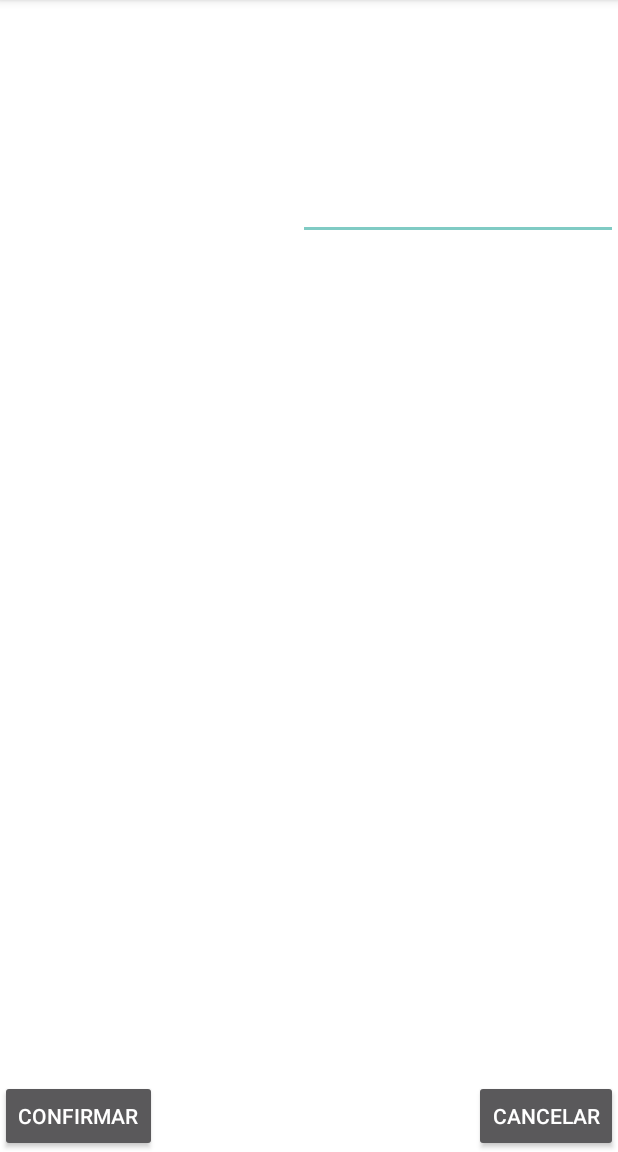
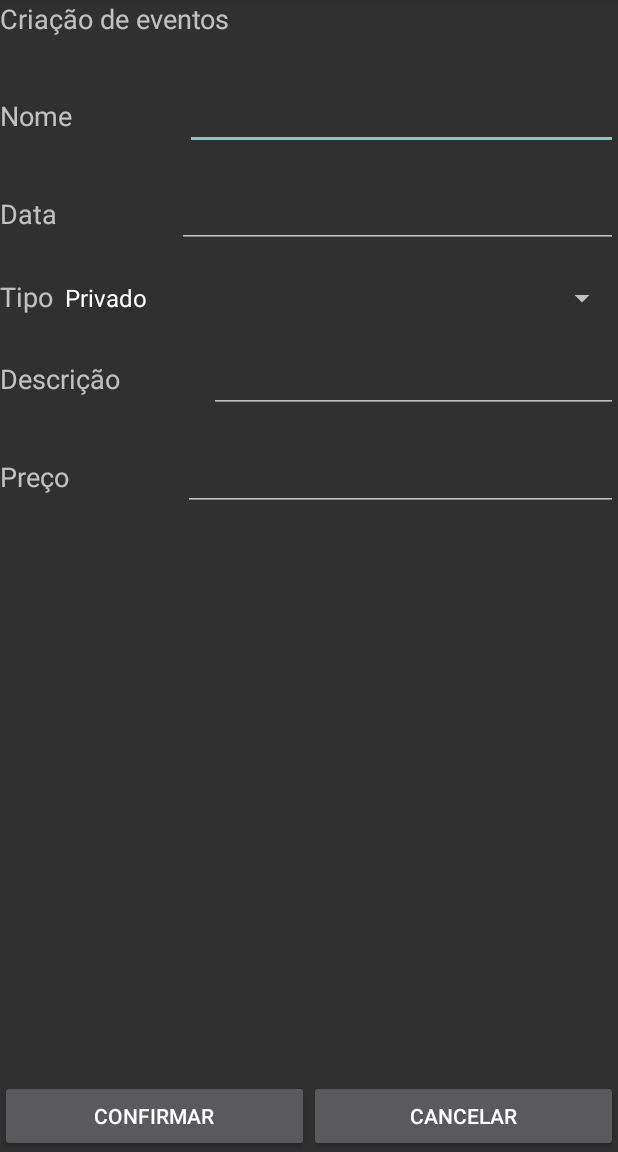
Before and after one commit to diogoflorencio/DiscoveryTrip, an Android app: the fragment EventoCadastroFragment shown on its own in the app's theme, on a phone screen of 412 x 824 dp, the part 84-1236 px from its top. Run offline under Robolectric (Android 15) with nearby library versions, the phone set to English and light mode, and no system bars.

Commit message:
Adicionando eventos

```diff
--- a/app/src/main/java/com/example/diogo/discoverytrip/Fragments/HomeFragment.java
+++ b/app/src/main/java/com/example/diogo/discoverytrip/Fragments/HomeFragment.java
@@ -43,7 +43,8 @@ public class HomeFragment extends Fragment {
         View rootView = inflater.inflate(R.layout.fragment_home, container, false);
         final ListView listView = (ListView) rootView.findViewById(R.id.fragment_home_list);
 
-        Call<SearchResponse> call = ApiClient.API_SERVICE.searchPontoTuristico(LocalizacaoFragment.latitude, LocalizacaoFragment.longitude,2000);
+        String token = AcessToken.recuperar(getContext().getSharedPreferences("acessToken", Context.MODE_PRIVATE));
+        Call<SearchResponse> call = ApiClient.API_SERVICE.searchPontoTuristico("bearer "+token,LocalizacaoFragment.latitude, LocalizacaoFragment.longitude,2000);
         call.enqueue(new Callback<SearchResponse>() {
             @Override
             public void onResponse(Call<SearchResponse> call, Response<SearchResponse> response) {
@@ -67,7 +68,7 @@ public class HomeFragment extends Fragment {
 
             @Override
             public void onFailure(Call<SearchResponse> call, Throwable t) {
-
+                Log.e("Pesquisa de ponto turisticos",t.toString());
             }
         });
 
--- a/app/src/main/java/com/example/diogo/discoverytrip/Model/PontoTuristico.java
+++ b/app/src/main/java/com/example/diogo/discoverytrip/Model/PontoTuristico.java
@@ -20,7 +20,7 @@ public class PontoTuristico {
     private String description;
 
     @SerializedName("localization")
-    private String location;
+    private Localizacao location;
 
     @SerializedName("photos")
     private List<String> photosID;
@@ -51,7 +51,7 @@ public class PontoTuristico {
      * Retorna a latitude do ponto turístico
      * @return latitude
      */
-    public String getLocation() {
+    public Localizacao getLocation() {
         return location;
     }
 
--- a/app/src/main/java/com/example/diogo/discoverytrip/REST/ApiInterface.java
+++ b/app/src/main/java/com/example/diogo/discoverytrip/REST/ApiInterface.java
@@ -106,6 +106,10 @@ public interface ApiInterface {
     @POST("api/attraction/events")
     Call<AddEventoResponse> cadastrarEvento(@Header("Authorization") String token, @PartMap Map<String, RequestBody> parametersMap, @Part MultipartBody.Part foto);
 
+    @Multipart
+    @POST("api/attraction/events")
+    Call<AddEventoResponse> cadastrarEvento(@Header("Authorization") String token, @PartMap Map<String, RequestBody> parametersMap);
+
     @GET("api/search/attraction")
-    Call<SearchResponse> searchPontoTuristico(@Query("latitude") double latitude, @Query("longitude") double longitude, @Query("distance") int distance);
+    Call<SearchResponse> searchPontoTuristico(@Header("Authorization") String token, @Query("latitude") double latitude, @Query("longitude") double longitude, @Query("distance") int distance);
 }
--- a/app/src/main/res/layout/fragment_evento_cadastro.xml
+++ b/app/src/main/res/layout/fragment_evento_cadastro.xml
@@ -2,7 +2,6 @@
     xmlns:tools="http://schemas.android.com/tools"
     android:layout_width="match_parent"
     android:layout_height="match_parent"
-    android:background="@android:color/background_light"
     android:clickable="true"
     tools:context="com.example.diogo.discoverytrip.Fragments.EventoCadastroFragment">
 
@@ -12,14 +11,25 @@
         android:layout_width="match_parent"
         android:layout_height="match_parent">
 
+        <LinearLayout
+            android:orientation="vertical"
+            android:layout_width="match_parent"
+            android:layout_height="match_parent">
+
             <TextView
                 android:text="Criação de eventos"
-            android:layout_width="wrap_content"
+                android:layout_width="match_parent"
                 android:layout_height="wrap_content"
                 android:id="@+id/eventCreation_txt"
                 android:textSize="18sp"
-            android:layout_alignParentTop="true"
+                android:layout_alignParentTop="false"
                 android:layout_centerHorizontal="true" />
+
+            <LinearLayout
+                android:orientation="horizontal"
+                android:layout_width="match_parent"
+                android:layout_height="wrap_content"
+                android:layout_marginTop="30dp">
 
                 <TextView
                     android:text="Nome"
@@ -28,20 +38,9 @@
                     android:layout_below="@+id/eventCreation_txt"
                     android:layout_alignParentLeft="true"
                     android:layout_alignParentStart="true"
-            android:layout_marginTop="90dp"
                     android:id="@+id/evName_txt"
-            android:textSize="18sp" />
-
-        <TextView
-            android:text="Data"
-            android:layout_width="wrap_content"
-            android:layout_height="wrap_content"
-            android:layout_marginTop="38dp"
-            android:id="@+id/evDate_txt"
                     android:textSize="18sp"
-            android:layout_below="@+id/evName_txt"
-            android:layout_alignParentLeft="true"
-            android:layout_alignParentStart="true" />
+                    android:layout_weight="1" />
 
                 <EditText
                     android:layout_width="wrap_content"
@@ -50,36 +49,70 @@
                     android:ems="10"
                     android:id="@+id/evName_edt"
                     android:layout_alignTop="@+id/evName_txt"
-            android:layout_alignParentRight="true"
-            android:layout_alignParentEnd="true" />
+                    android:layout_toLeftOf="@+id/evCancel_btn"
+                    android:layout_toStartOf="@+id/evCancel_btn"
+                    android:layout_weight="1" />
+            </LinearLayout>
+
+            <LinearLayout
+                android:orientation="horizontal"
+                android:layout_width="match_parent"
+                android:layout_height="wrap_content"
+                android:layout_marginTop="20dp">
+
+                <TextView
+                    android:text="Data"
+                    android:layout_width="wrap_content"
+                    android:layout_height="wrap_content"
+                    android:id="@+id/evDate_txt"
+                    android:textSize="18sp"
+                    android:layout_below="@+id/evName_txt"
+                    android:layout_alignParentLeft="true"
+                    android:layout_alignParentStart="true"
+                    android:layout_weight="1" />
 
                 <EditText
                     android:layout_width="wrap_content"
                     android:layout_height="wrap_content"
                     android:inputType="date"
                     android:ems="10"
+                    android:id="@+id/evDate_edt"
                     android:layout_alignTop="@+id/evDate_txt"
-            android:layout_alignParentRight="true"
-            android:layout_alignParentEnd="true"
-            android:id="@+id/evDate_edt" />
+                    android:layout_alignLeft="@+id/evName_edt"
+                    android:layout_alignStart="@+id/evName_edt"
+                    android:layout_weight="1" />
+            </LinearLayout>
 
-        <Button
-            android:text="Confirmar"
+            <LinearLayout
+                android:orientation="horizontal"
+                android:layout_width="match_parent"
+                android:layout_height="wrap_content"
+                android:layout_marginTop="20dp">
+
+                <TextView
+                    android:text="Tipo"
                     android:layout_width="wrap_content"
                     android:layout_height="wrap_content"
-            android:id="@+id/evConfirm_btn"
-            android:layout_alignParentBottom="true"
-            android:layout_alignParentLeft="true"
-            android:layout_alignParentStart="true" />
+                    android:id="@+id/evKind_txt"
+                    android:layout_centerVertical="false"
+                    android:layout_alignParentLeft="false"
+                    android:layout_alignParentStart="false"
+                    android:textSize="18sp" />
 
-        <Button
-            android:text="Cancelar"
-            android:layout_width="wrap_content"
+                <Spinner
+                    android:layout_width="match_parent"
                     android:layout_height="wrap_content"
-            android:layout_alignParentBottom="true"
-            android:layout_alignParentRight="true"
-            android:layout_alignParentEnd="true"
-            android:id="@+id/evCancel_btn" />
+                    android:layout_alignTop="@+id/evKind_txt"
+                    android:id="@+id/evKind_spn"
+                    android:layout_alignLeft="@+id/evDate_edt"
+                    android:layout_alignStart="@+id/evDate_edt" />
+            </LinearLayout>
+
+            <LinearLayout
+                android:orientation="horizontal"
+                android:layout_width="match_parent"
+                android:layout_height="wrap_content"
+                android:layout_marginTop="20dp">
 
                 <TextView
                     android:text="Descrição"
@@ -90,7 +123,7 @@
                     android:layout_above="@+id/evConfirm_btn"
                     android:layout_alignParentLeft="true"
                     android:layout_alignParentStart="true"
-            android:layout_marginBottom="69dp" />
+                    android:layout_weight="1" />
 
                 <EditText
                     android:layout_width="wrap_content"
@@ -100,17 +133,15 @@
                     android:id="@+id/evDesc_edt"
                     android:layout_alignTop="@+id/evDesc_txt"
                     android:layout_alignParentRight="true"
-            android:layout_alignParentEnd="true" />
+                    android:layout_alignParentEnd="true"
+                    android:layout_weight="1" />
+            </LinearLayout>
 
-        <TextView
-            android:text="Tipo"
-            android:layout_width="wrap_content"
+            <LinearLayout
+                android:orientation="horizontal"
+                android:layout_width="match_parent"
                 android:layout_height="wrap_content"
-            android:id="@+id/evKind_txt"
-            android:layout_centerVertical="true"
-            android:layout_alignParentLeft="true"
-            android:layout_alignParentStart="true"
-            android:textSize="18sp" />
+                android:layout_marginTop="20dp">
 
                 <TextView
                     android:text="Preço"
@@ -119,9 +150,9 @@
                     android:layout_below="@+id/evKind_txt"
                     android:layout_alignParentLeft="true"
                     android:layout_alignParentStart="true"
-            android:layout_marginTop="44dp"
                     android:id="@+id/evPrice_txt"
-            android:textSize="18sp" />
+                    android:textSize="18sp"
+                    android:layout_weight="1" />
 
                 <EditText
                     android:layout_width="wrap_content"
@@ -131,15 +162,40 @@
                     android:id="@+id/evPrice_edt"
                     android:layout_alignTop="@+id/evPrice_txt"
                     android:layout_alignParentRight="true"
-            android:layout_alignParentEnd="true" />
+                    android:layout_alignParentEnd="true"
+                    android:layout_weight="1" />
+            </LinearLayout>
 
-        <Spinner
+            <LinearLayout
+                android:orientation="horizontal"
+                android:layout_width="match_parent"
+                android:layout_height="match_parent">
+
+                <Button
+                    android:text="Confirmar"
                     android:layout_width="match_parent"
                     android:layout_height="wrap_content"
-            android:layout_alignTop="@+id/evKind_txt"
-            android:id="@+id/evKind_spn"
-            android:layout_alignLeft="@+id/evDate_edt"
-            android:layout_alignStart="@+id/evDate_edt" />
+                    android:id="@+id/evConfirm_btn"
+                    android:layout_alignParentLeft="false"
+                    android:layout_alignParentStart="false"
+                    android:layout_weight="1"
+                    android:layout_alignParentBottom="false"
+                    android:layout_gravity="bottom" />
+
+                <Button
+                    android:text="Cancelar"
+                    android:layout_width="match_parent"
+                    android:layout_height="wrap_content"
+                    android:layout_alignParentBottom="true"
+                    android:layout_alignParentRight="true"
+                    android:layout_alignParentEnd="true"
+                    android:id="@+id/evCancel_btn"
+                    android:layout_weight="1"
+                    android:layout_gravity="bottom" />
+
+            </LinearLayout>
+
+        </LinearLayout>
 
     </RelativeLayout>
 </FrameLayout>
--- a/app/src/main/res/layout/item_ponto_turistico.xml
+++ b/app/src/main/res/layout/item_ponto_turistico.xml
@@ -6,7 +6,7 @@
 
     <ImageView
         app:srcCompat="@mipmap/icon"
-        android:id="@+id/item_evento_img"
+        android:id="@+id/item_pontoTuristico_img"
         android:layout_height="110dp"
         android:layout_width="110dp" />
 
@@ -47,7 +47,7 @@
                 android:layout_height="wrap_content"
                 android:textAppearance="?android:attr/textAppearanceMedium"
                 android:text="Medium Text"
-                android:id="@+id/item_evento_txtCidade" />
+                android:id="@+id/item_pontoTuristico_cidade" />
         </LinearLayout>
     </LinearLayout>
 
```
Also changed, not shown: app/src/main/java/com/example/diogo/discoverytrip/Fragments/EventoCadastroFragment.java (+39 -38 lines), app/src/main/java/com/example/diogo/discoverytrip/Util/ListAdapterPontosTuristicos.java (+10 -6 lines). Lines whose indentation alone changed are shown as unchanged.
